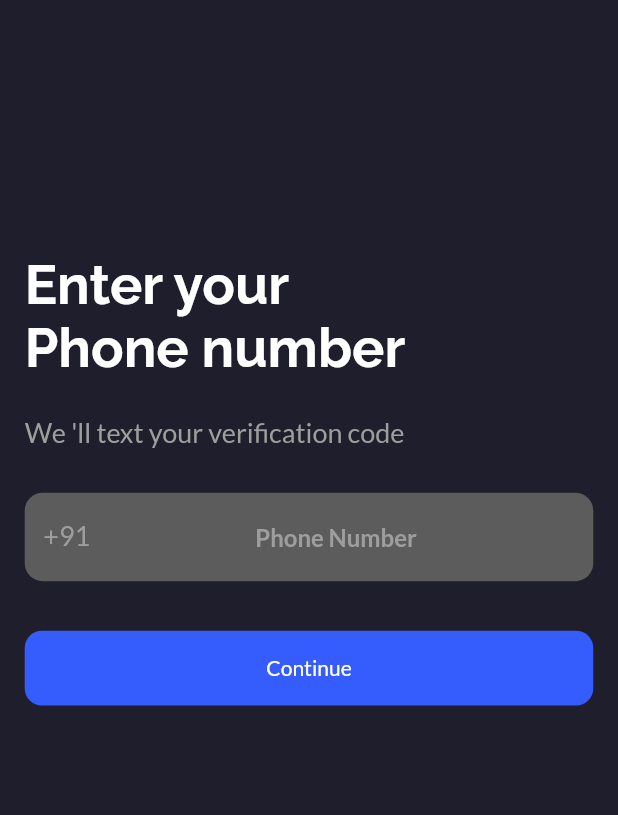
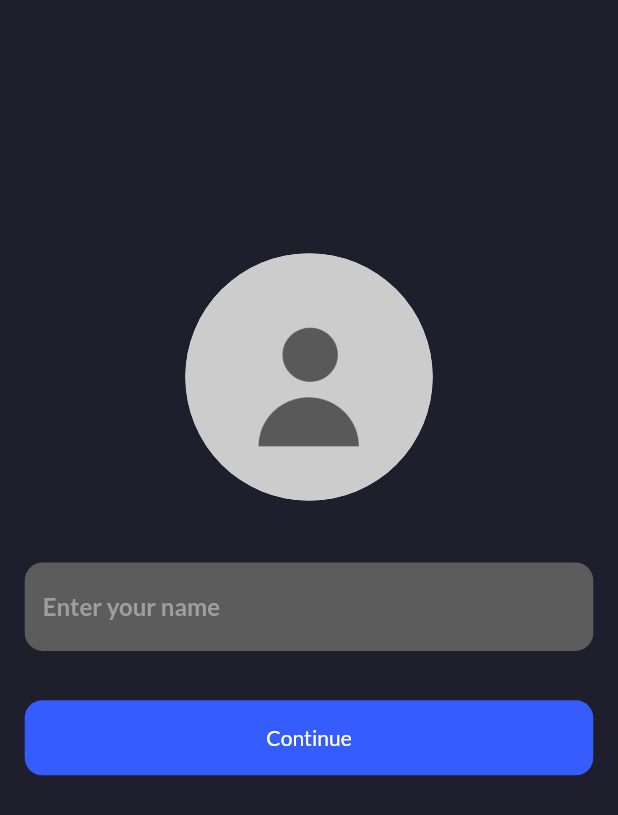
Before and after one commit to freaquish/locie, a Flutter app: the screen it shows after launch, on a phone screen of 412 x 824 dp. Shown: the top 815 px of the screen. Run offline on Flutter 3.47's test engine with Material 2 defaults, Android fonts, the phone set to English and light mode, and no system bars; our stand-ins replace cloud_firestore, firebase_auth, google_fonts; accounts and stored records are empty.

Commit message:
registration screen and phone_authentication ui

```diff
--- a/lib/main.dart
+++ b/lib/main.dart
@@ -1,7 +1,8 @@
 import 'package:flutter/material.dart';
 import 'package:locie/helper/firestore_auth.dart';
-import 'package:locie/pages/phone_authentication.dart';
-import 'package:locie/pages/verify_otp.dart';
+import 'package:locie/views/phone_authentication.dart';
+import 'package:locie/views/registration_screen.dart';
+import 'package:locie/views/verify_otp.dart';
 
 void main() {
   runApp(MyApp());
@@ -12,7 +13,7 @@ class MyApp extends StatelessWidget {
   @override
   Widget build(BuildContext context) {
     return MaterialApp(
-      home: PhoneAuthenticationWidget(),
+      home: RegistrationScreen(),
     );
   }
 }
--- a/lib/pages/phone_authentication.dart
+++ b/lib/views/phone_authentication.dart
@@ -4,7 +4,7 @@ import 'package:locie/components/primary_container.dart';
 import 'package:locie/helper/screen_size.dart';
 import 'package:locie/components/font_text.dart';
 import 'package:locie/components/text_field.dart';
-import 'package:locie/pages/verify_otp.dart';
+import 'package:locie/views/verify_otp.dart';
 
 class PhoneAuthenticationWidget extends StatefulWidget {
   @override
--- /dev/null
+++ b/lib/views/registration_screen.dart
@@ -0,0 +1,105 @@
+import 'package:flutter/material.dart';
+import 'package:locie/components/flatActionButton.dart';
+import 'package:locie/components/font_text.dart';
+import 'package:locie/components/primary_container.dart';
+import 'package:locie/helper/screen_size.dart';
+import 'package:locie/components/text_field.dart';
+
+class RegistrationScreen extends StatefulWidget {
+  @override
+  _RegistrationScreenState createState() => _RegistrationScreenState();
+}
+
+class _RegistrationScreenState extends State<RegistrationScreen> {
+  final _formKey = GlobalKey<FormState>();
+  String name;
+  String avatar;
+  TextEditingController textEditingController = TextEditingController();
+
+  @override
+  void dispose() {
+    textEditingController.dispose();
+    super.dispose();
+  }
+
+  @override
+  Widget build(BuildContext context) {
+    final screen = Scale(context);
+    return WillPopScope(
+      onWillPop: () async {
+        return false;
+      },
+      child: Scaffold(
+        backgroundColor: Color(0xff1f1e2c),
+        body: GestureDetector(
+          onTap: () {
+            FocusScope.of(context).unfocus();
+          },
+          child: PrimaryContainer(
+            widget: ListView(
+              physics: BouncingScrollPhysics(),
+              children: [
+                Form(
+                  key: _formKey,
+                  child: Padding(
+                    padding: EdgeInsets.symmetric(
+                        horizontal: screen.horizontal(4),
+                        vertical: screen.horizontal(1)),
+                    child: Column(
+                      mainAxisAlignment: MainAxisAlignment.start,
+                      crossAxisAlignment: CrossAxisAlignment.center,
+                      children: [
+                        SizedBox(
+                          height: screen.vertical(200),
+                        ),
+                        CircleAvatar(
+                          radius: screen.horizontal(20),
+                          backgroundColor: Colors.white,
+                          //TODO set a ternary operator for showing the image choosed
+                          backgroundImage: AssetImage('assets/images/user.png'),
+                        ),
+                        SizedBox(
+                          height: screen.vertical(50),
+                        ),
+                        TextBox(
+                          validator: (name) {
+                            if (name == null || name.isEmpty) {
+                              return 'Please Enter Name';
+                            } else if (name.length < 3) {
+                              return 'Name must be greator than 3 charactars';
+                            }
+                            else if (name.length > 15) {
+                              return 'Name must be less than 15 charactars';
+                            }
+                          },
+                          textController: textEditingController,
+                          hintText: 'Enter your name',
+                          keyboard: TextInputType.text,
+                          textAlignment: TextAlign.start,
+                        ),
+                         SizedBox(
+                        height: screen.vertical(40),
+                      ),
+                        SubmitButton(
+                          //TODO run a function to avatar and username to db
+                          onPressed: () {
+                            if (_formKey.currentState.validate()) {
+                              debugPrint('submit');
+                              textEditingController.clear();
+                            }
+                          },
+                          buttonName: 'Continue',
+                          buttonColor: Color(0xff355cfd),
+                        )
+                      ],
+                    ),
+                  ),
+                )
+              ],
+            ),
+          ),
+        ),
+      ),
+    );
+  }
+}
--- a/pubspec.yaml
+++ b/pubspec.yaml
@@ -50,9 +50,8 @@ flutter:
   uses-material-design: true
 
   # To add assets to your application, add an assets section, like this:
-  # assets:
-  #   - images/a_dot_burr.jpeg
-  #   - images/a_dot_ham.jpeg
+  assets:
+    - assets/images/
 
   # An image asset can refer to one or more resolution-specific "variants", see
   # https://flutter.dev/assets-and-images/#resolution-aware.
```
Also changed, not shown: assets/images/user.png (added), lib/pages/registration_screen.dart (added), lib/views/verify_otp.dart (renamed from lib/pages/verify_otp.dart).
